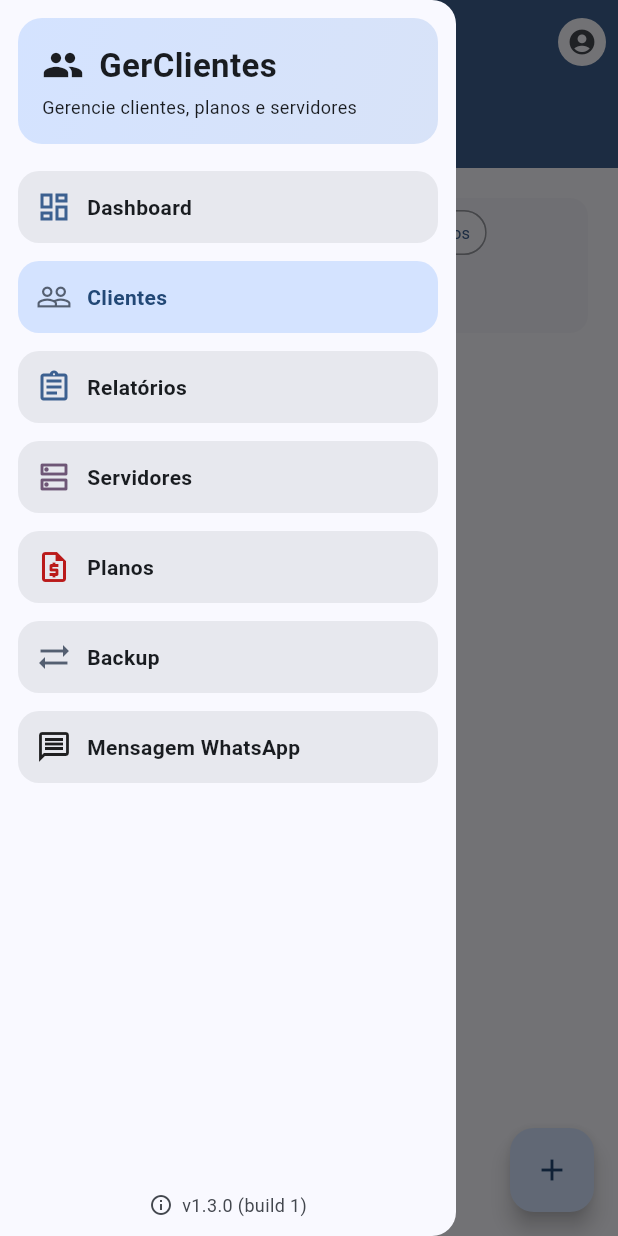
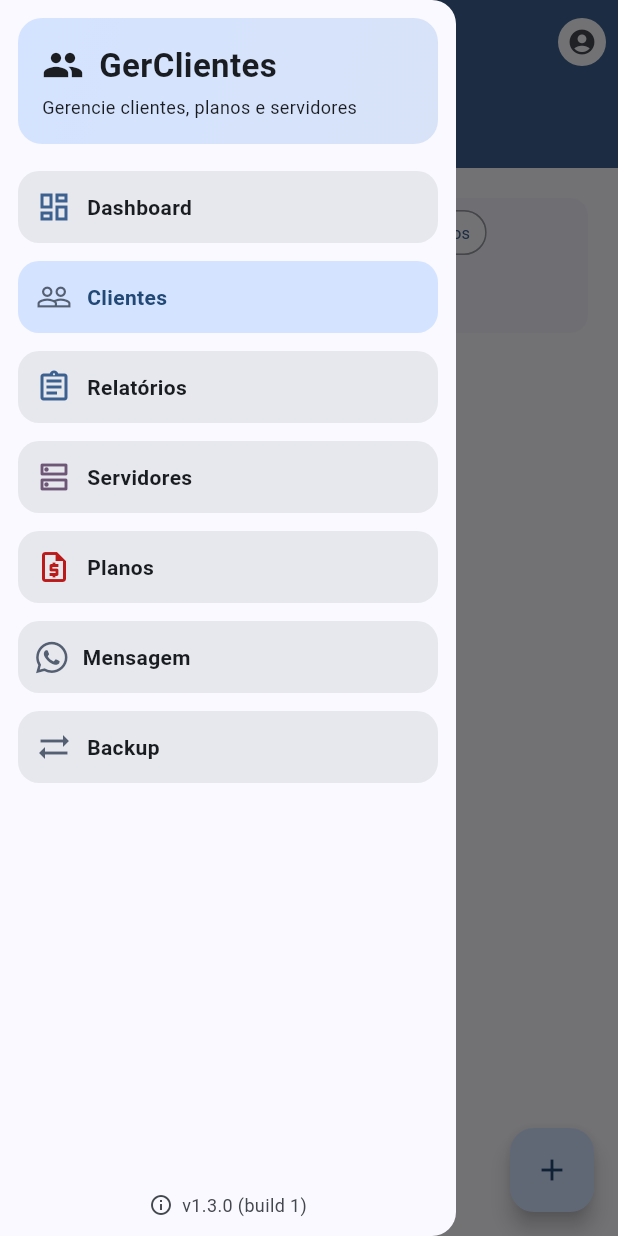
Before and after one commit to adcdenis/gerclientes, a Flutter app: the ClientsPage screen opened by its route, with the side drawer open, on a phone screen of 412 x 824 dp. Run offline on Flutter 3.47's test engine with Material 3 defaults, Android fonts, the phone set to English and light mode, and no system bars; our stand-ins replace drift, file_picker, flutter_riverpod, font_awesome_flutter, freezed_annotation, go_router and 5 more; missing offline and left inert: dart:html, excel, googleapis; accounts and stored records are empty; generated files the repository leaves out were written again.

Commit message:
feat(client): add renew functionality to client cards
- Add renew button to ClientCard widget with 30-day renewal logic
- Implement renew functionality in both ClientsPage and DashboardPage
- Copy renewal message to clipboard and show success notification
- Update WhatsApp template provider invalidation
- Add debug signing config to Android build
- Improve WhatsApp icon in app drawer

```diff
--- a/lib/presentation/pages/message_template_page.dart
+++ b/lib/presentation/pages/message_template_page.dart
@@ -29,6 +29,7 @@ class _MessageTemplatePageState extends ConsumerState<MessageTemplatePage> {
   void initState() {
     super.initState();
     Future.microtask(() async {
+      ref.invalidate(whatsappTemplateProvider);
       final tpl = await ref.read(whatsappTemplateProvider.future);
       _controller.text = tpl;
     });
@@ -58,6 +59,7 @@ class _MessageTemplatePageState extends ConsumerState<MessageTemplatePage> {
     } catch (_) {
       // silencioso: backup automático depende de login/configuração
     }
+    ref.invalidate(whatsappTemplateProvider);
     setState(() => _saving = false);
     if (mounted) {
       ScaffoldMessenger.of(context).showSnackBar(const SnackBar(content: Text('Template salvo')));
--- a/lib/presentation/widgets/app_shell.dart
+++ b/lib/presentation/widgets/app_shell.dart
@@ -4,6 +4,7 @@ import 'package:flutter/services.dart';
 import 'package:go_router/go_router.dart';
 import 'package:gerclientes/state/providers.dart';
 import 'package:intl/intl.dart';
+import 'package:font_awesome_flutter/font_awesome_flutter.dart';
 
 class AppShell extends ConsumerWidget {
   final Widget child;
@@ -259,7 +260,6 @@ class _AppDrawer extends StatelessWidget {
               item(Icons.assignment_outlined, 'Relatórios', selectedIndex == 2, () => onNavigateIndex(2), cs.primary),
               item(Icons.dns_outlined, 'Servidores', selectedIndex == 4, () => onNavigateIndex(4), cs.tertiary),
               item(Icons.request_quote_outlined, 'Planos', selectedIndex == 5, () => onNavigateIndex(5), cs.error),
-              item(Icons.sync_alt, 'Backup', selectedIndex == 3, () => onNavigateIndex(3), cs.secondary),
               Padding(
                 padding: const EdgeInsets.symmetric(horizontal: 12, vertical: 6),
                 child: InkWell(
@@ -271,14 +271,15 @@ class _AppDrawer extends StatelessWidget {
                   child: Container(
                     padding: const EdgeInsets.symmetric(horizontal: 12, vertical: 12),
                     decoration: BoxDecoration(color: cs.surfaceContainerHigh, borderRadius: BorderRadius.circular(14)),
-                    child: Row(children: const [
-                      Icon(Icons.message_outlined),
-                      SizedBox(width: 10),
-                      Text('Mensagem WhatsApp', style: TextStyle(fontWeight: FontWeight.w600)),
+                    child: Row(children: [
+                      FaIcon(FontAwesomeIcons.whatsapp, color: cs.secondary),
+                      const SizedBox(width: 10),
+                      const Text('Mensagem', style: TextStyle(fontWeight: FontWeight.w600)),
                     ]),
                   ),
                 ),
               ),
+              item(Icons.sync_alt, 'Backup', selectedIndex == 3, () => onNavigateIndex(3), cs.secondary),
             ]),
           ),
           const Padding(
```
Also changed, not shown: lib/presentation/pages/clients_page.dart (+14 -0 lines), lib/presentation/pages/dashboard_page.dart (+14 -0 lines), lib/presentation/widgets/client_card.dart (+14 -1 lines), 1 other file.
